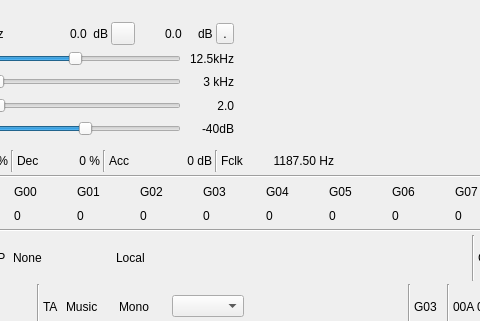
Qt form plugins/channel/bfm/bfmdemodgui.ui (f4exb/sdrangel) before a commit; both pictures show x 85 to 565 and y 0 to 321 of the 846 by 729 pixel window.
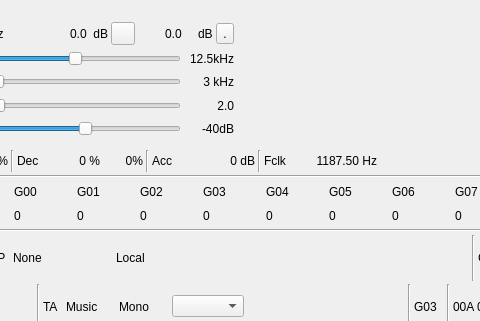
The same form after that commit. Icons and pictures are not drawn. Custom widgets are drawn as their Qt base class.

Commit message: BFM demod: implemented forward error correction in RDS decoder

Patch:
```diff
--- a/plugins/channel/bfm/bfmdemodgui.ui
+++ b/plugins/channel/bfm/bfmdemodgui.ui
@@ -553,6 +553,25 @@
         </property>
        </widget>
       </item>
+      <item>
+       <widget class="QLabel" name="decoderCorrText">
+        <property name="minimumSize">
+         <size>
+          <width>40</width>
+          <height>0</height>
+         </size>
+        </property>
+        <property name="toolTip">
+         <string>Corrected blocks percentage</string>
+        </property>
+        <property name="text">
+         <string>0%</string>
+        </property>
+        <property name="alignment">
+         <set>Qt::AlignRight|Qt::AlignTrailing|Qt::AlignVCenter</set>
+        </property>
+       </widget>
+      </item>
       <item>
        <widget class="Line" name="sep2">
         <property name="orientation">
```
The commit also changes 4 other files.
